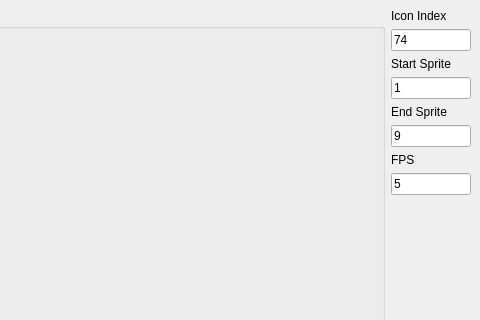
This is player/ui/main_window.ui in bmustiata/h2ai as Qt 5 draws it before an edit; both pictures show x 136 to 616 and y 0 to 320 of the 616 by 552 pixel window. The edited form follows.
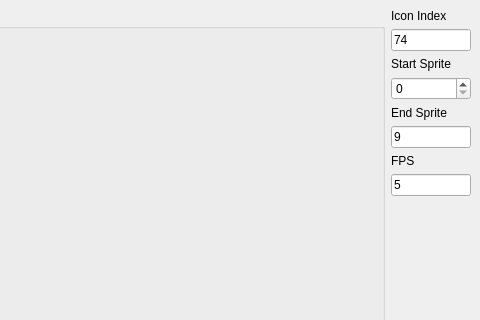
This is the edited form.

Commit message: Rendering icons including the offset

```diff
--- a/player/ui/main_window.ui
+++ b/player/ui/main_window.ui
@@ -71,11 +71,7 @@
        </widget>
       </item>
       <item>
-       <widget class="QLineEdit" name="sprite_start_edit">
-        <property name="text">
-         <string>1</string>
-        </property>
-       </widget>
+       <widget class="QSpinBox" name="sprite_start_spin"/>
       </item>
       <item>
        <widget class="QLabel" name="label_3">
```
Left out of the diff: 2 changed lines with no effect on the pictures. The commit also changes 2 other files.
